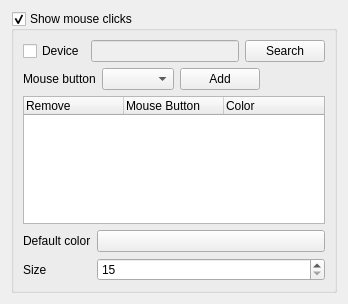
First picture: the form in src/ui/mouse.ui, repository hippich/recorditnow, before the edit.
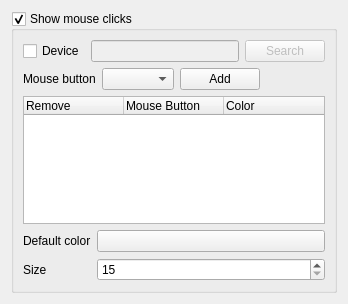
Second picture: the form after the edit. Custom widgets are drawn as their Qt base class.

Commit message: fic connection

The edit to the form file:
```diff
--- a/src/ui/mouse.ui
+++ b/src/ui/mouse.ui
@@ -44,6 +44,9 @@
         </item>
         <item>
          <widget class="KPushButton" name="snoopButton">
+          <property name="enabled">
+           <bool>false</bool>
+          </property>
           <property name="text">
            <string>Search</string>
           </property>
```
Left out of the diff: 16 changed lines with no effect on the pictures.
